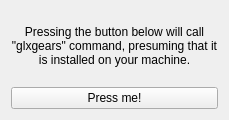
First picture: the form in _comrad_examples/1_basic/12_shell_command/app.ui, repository jfpatrick/accsoft-gui-rad-comrad, before the edit.
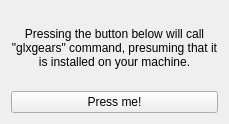
Second picture: the form after the edit. Custom widgets are drawn as their Qt base class.

Patch:
```diff
--- a/_comrad_examples/1_basic/12_shell_command/app.ui
+++ b/_comrad_examples/1_basic/12_shell_command/app.ui
@@ -7,7 +7,7 @@
     <x>0</x>
     <y>0</y>
     <width>229</width>
-    <height>119</height>
+    <height>124</height>
    </rect>
   </property>
   <property name="windowTitle">
```
Left out of the diff: 2 changed lines with no effect on the pictures.
